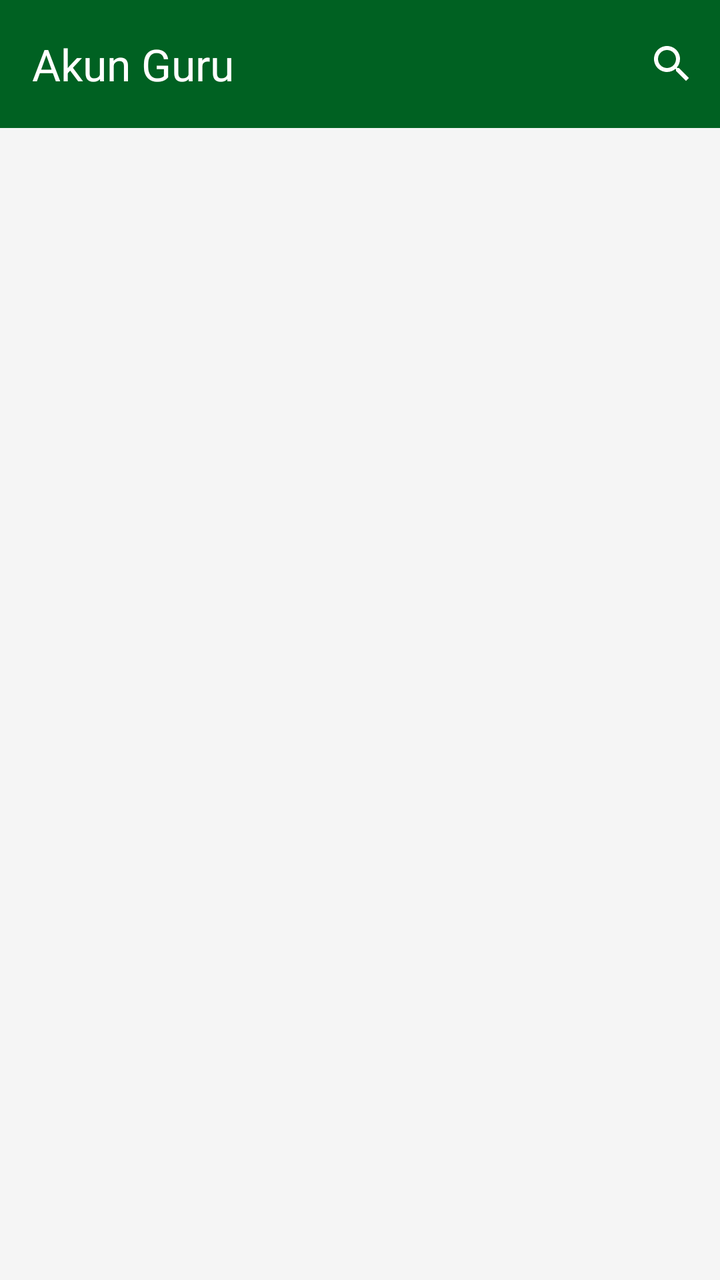
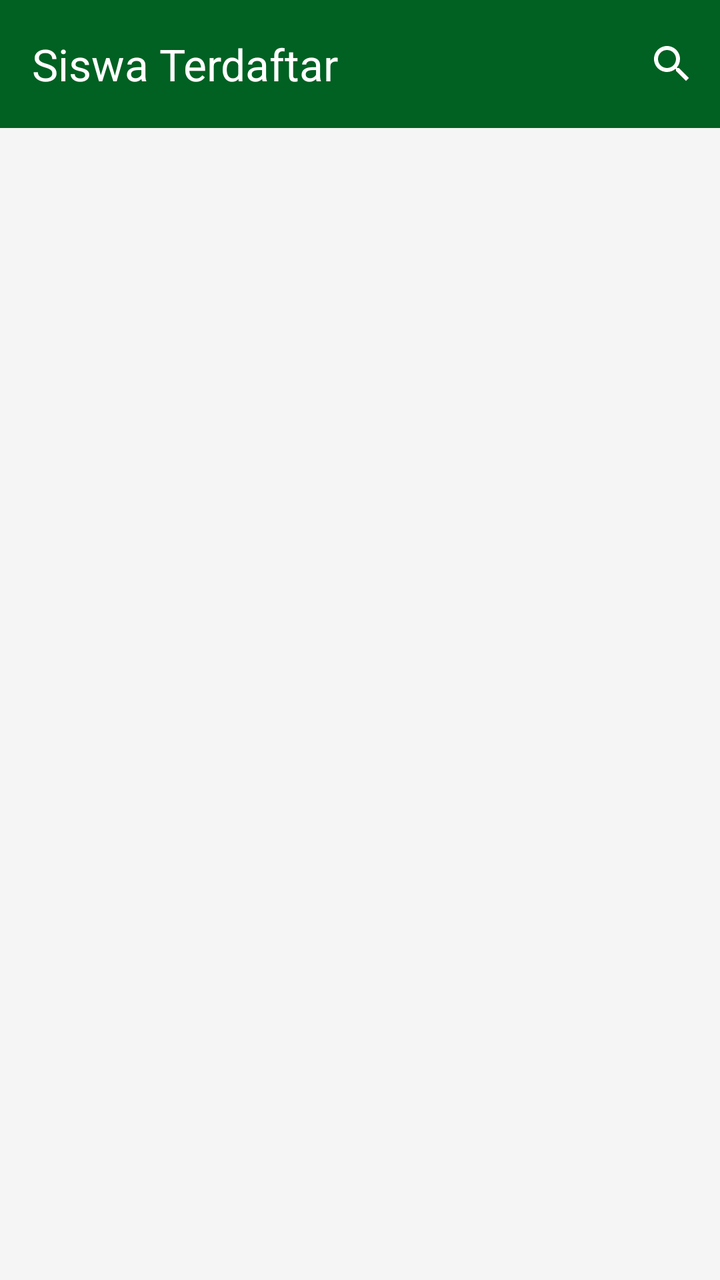

An Android layout rendered at two revisions. The XML below is the earlier revision; the diff shows what the commit changed to produce the second picture.
<!-- AndroidManifest.xml: application theme Theme.OrionAPP -->
<!-- res/layout/activity_siswa_terdaftar.xml -->
<?xml version="1.0" encoding="utf-8"?>
<FrameLayout xmlns:android="http://schemas.android.com/apk/res/android"
    xmlns:app="http://schemas.android.com/apk/res-auto"
    xmlns:tools="http://schemas.android.com/tools"
    android:id="@+id/main"
    android:layout_width="match_parent"
    android:layout_height="match_parent"
    android:background="@color/background"
    tools:context=".activity.SiswaTerdaftarActivity">

    <LinearLayout
        android:layout_width="match_parent"
        android:layout_height="match_parent"
        android:orientation="vertical">

        <com.google.android.material.appbar.AppBarLayout
            android:layout_width="match_parent"
            android:layout_height="?attr/actionBarSize"
            android:background="@color/primary">

            <com.google.android.material.appbar.MaterialToolbar
                android:id="@+id/toolbar"
                android:layout_width="match_parent"
                android:layout_height="match_parent"
                android:elevation="4dp"
                android:theme="@style/ThemeOverlay.Material3.ActionBar"
                app:menu="@menu/menu_top_nav_list_activity"
                app:navigationIconTint="@color/white"
                app:title="Akun Guru"
                app:titleTextColor="@color/white" />
        </com.google.android.material.appbar.AppBarLayout>

        <LinearLayout
            android:id="@+id/ll_progress"
            android:layout_width="match_parent"
            android:layout_height="0dp"
            android:layout_weight="1"
            android:gravity="center"
            android:orientation="vertical"
            tools:visibility="gone">

            <ProgressBar
                android:layout_width="40dp"
                android:layout_height="40dp"
                android:layout_gravity="center">

            </ProgressBar>
        </LinearLayout>

        <LinearLayout
            android:id="@+id/ll_notfound"
            android:layout_width="match_parent"
            android:layout_height="match_parent"
            android:gravity="center"
            android:orientation="vertical"
            android:visibility="gone">

            <TextView
                android:layout_width="wrap_content"
                android:layout_height="wrap_content"
                android:text="Belum ada data."
                android:textAlignment="center"
                android:textColor="@android:color/darker_gray" />
        </LinearLayout>

        <androidx.swiperefreshlayout.widget.SwipeRefreshLayout
            android:id="@+id/swipeRefreshLayout1"
            android:layout_width="match_parent"
            android:layout_height="match_parent"
            android:visibility="gone"
            app:swipeRefreshLayoutProgressSpinnerBackgroundColor="@color/primary"
            tools:visibility="visible">

            <androidx.core.widget.NestedScrollView
                android:layout_width="match_parent"
                android:layout_height="match_parent"
                android:fillViewport="true">

                <LinearLayout
                    android:layout_width="match_parent"
                    android:layout_height="match_parent"
                    android:orientation="vertical">

                    <ScrollView
                        android:layout_width="match_parent"
                        android:layout_height="match_parent">

                        <LinearLayout
                            android:id="@+id/ll_countainer_list"
                            android:layout_width="match_parent"
                            android:layout_height="wrap_content"
                            android:orientation="vertical"
                            android:paddingHorizontal="8dp"
                            android:paddingTop="8dp"
                            android:paddingBottom="64dp">


                        </LinearLayout>

                    </ScrollView>
                </LinearLayout>
            </androidx.core.widget.NestedScrollView>
        </androidx.swiperefreshlayout.widget.SwipeRefreshLayout>
    </LinearLayout>

    <com.google.android.material.floatingactionbutton.FloatingActionButton
        android:id="@+id/fab_add"
        android:layout_width="wrap_content"
        android:layout_height="wrap_content"
        android:layout_gravity="bottom|end"
        android:layout_margin="24dp"
        android:src="@drawable/ic_add_24"
        android:visibility="gone"
        app:backgroundTint="@color/primary"
        app:tint="@color/white"
        tools:visibility="visible" />

</FrameLayout>
<!-- resources referenced by this layout -->
<resources>
  <color name="background">#f5f5f5</color>
  <color name="primary">#006122</color>
  <color name="white">#ffffff</color>
  <!-- drawable ic_add_24 (drawable) -->
  <vector xmlns:android="http://schemas.android.com/apk/res/android" android:height="24dp" android:tint="#000000" android:viewportHeight="24" android:viewportWidth="24" android:width="24dp">
        
      <path android:fillColor="@android:color/white" android:pathData="M19,13h-6v6h-2v-6H5v-2h6V5h2v6h6v2z"/>
      
  </vector>
  <style name="Theme.OrionAPP" parent="Theme.Material3.Light.NoActionBar">
          
          <item name="colorPrimary">@color/primary</item>
          <item name="colorOnPrimary">@color/white</item>
  
          
          <item name="android:colorBackground">@color/background</item>
          <item name="colorSurface">@color/white</item>
          <item name="colorOnSurface">@color/text</item>
  
          
          <item name="colorSecondary">@color/primary</item>
          <item name="colorOnSecondary">@color/white</item>
  
          
          <item name="android:statusBarColor">@color/primary</item>
          <item name="android:windowLightStatusBar">false</item>
  
          
          <item name="fontFamily">@font/inter</item>
  
          
          <item name="android:windowSplashScreenAnimatedIcon" tools:targetApi="31">@null</item>
          <item name="android:windowSplashScreenBackground" tools:targetApi="31">@color/white</item>
          <item name="android:windowSplashScreenAnimationDuration" tools:targetApi="31">0</item>
  
          
          <item name="materialButtonStyle">@style/OrionButton</item>
          <item name="textInputStyle">@style/OrionTextTitle</item>
          <item name="android:textColorHighlight">@color/highlight_primary</item>
  
          
          <item name="colorError">@color/error</item>
  
          <item name="searchViewStyle">@style/SearchViewStyle.White</item>
  
      </style>
  <color name="text">#1E1E1E</color>
  <style name="OrionButton" parent="Widget.Material3.Button">
          <item name="android:backgroundTint">@color/primary</item>
          <item name="android:textColor">@color/white</item>
          <item name="android:layout_marginHorizontal">4px</item>
          <item name="android:buttonCornerRadius" tools:targetApi="p">12dp</item>
      </style>
  <style name="OrionTextTitle" parent="Widget.Material3.TextInputLayout.OutlinedBox">
          <item name="boxStrokeColor">@color/primary</item>
          <item name="hintTextColor">@color/primary</item>
          <item name="boxBackgroundMode">outline</item>
      </style>
  <color name="highlight_primary">#C0006122</color>
  <color name="error">#D00000</color>
  <style name="SearchViewStyle.White" parent="Widget.AppCompat.SearchView">
          
          <item name="searchHintIcon">@drawable/ic_search_24</item>
          <item name="cursorColor">@color/white</item>
          <item name="submitBackground">@android:color/white</item>
          <item name="android:textColorHint">@color/white</item>
          <item name="android:textColor">@color/white</item>
          <item name="android:iconTint">@android:color/white</item>
          <item name="android:buttonTint">@android:color/white</item>
      </style>
  <!-- drawable ic_search_24 (drawable) -->
  <vector xmlns:android="http://schemas.android.com/apk/res/android" android:height="24dp" android:tint="#000000" android:viewportHeight="24" android:viewportWidth="24" android:width="24dp">
        
      <path android:fillColor="@android:color/white" android:pathData="M15.5,14h-0.79l-0.28,-0.27C15.41,12.59 16,11.11 16,9.5 16,5.91 13.09,3 9.5,3S3,5.91 3,9.5 5.91,16 9.5,16c1.61,0 3.09,-0.59 4.23,-1.57l0.27,0.28v0.79l5,4.99L20.49,19l-4.99,-5zM9.5,14C7.01,14 5,11.99 5,9.5S7.01,5 9.5,5 14,7.01 14,9.5 11.99,14 9.5,14z"/>
      
  </vector>
</resources>

<!-- the commit's change to res/layout/activity_siswa_terdaftar.xml (unified diff, before → after) -->
@@ -26,7 +26,7 @@
                 android:theme="@style/ThemeOverlay.Material3.ActionBar"
                 app:menu="@menu/menu_top_nav_list_activity"
                 app:navigationIconTint="@color/white"
-                app:title="Akun Guru"
+                app:title="Siswa Terdaftar"
                 app:titleTextColor="@color/white" />
         </com.google.android.material.appbar.AppBarLayout>
 
